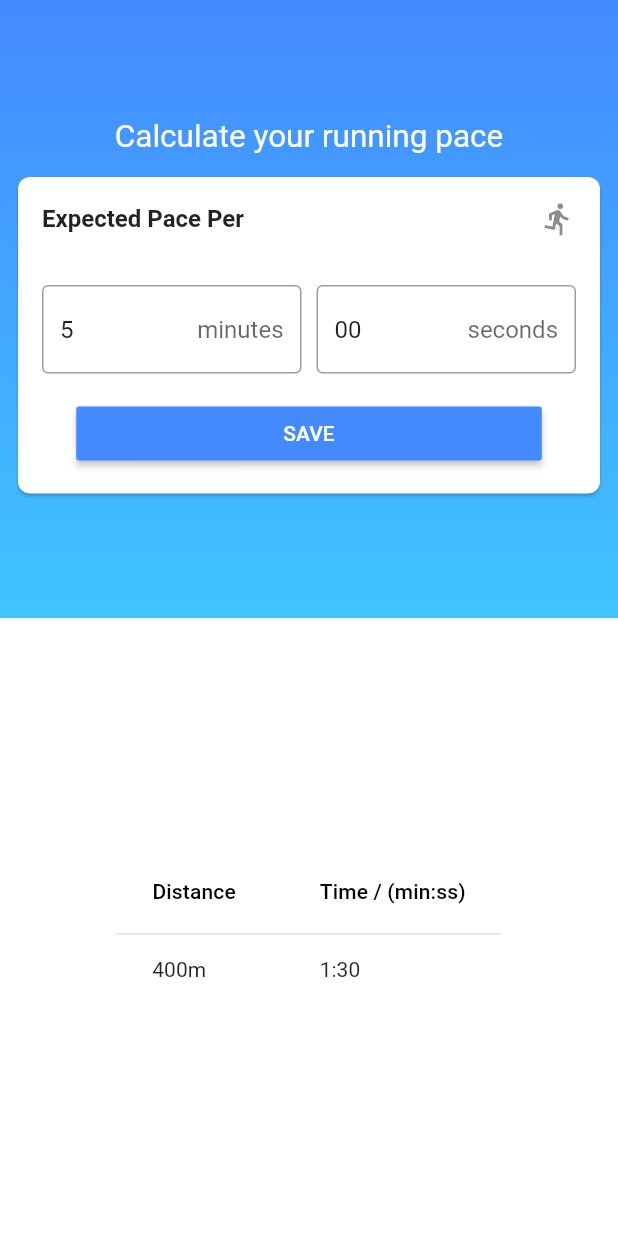
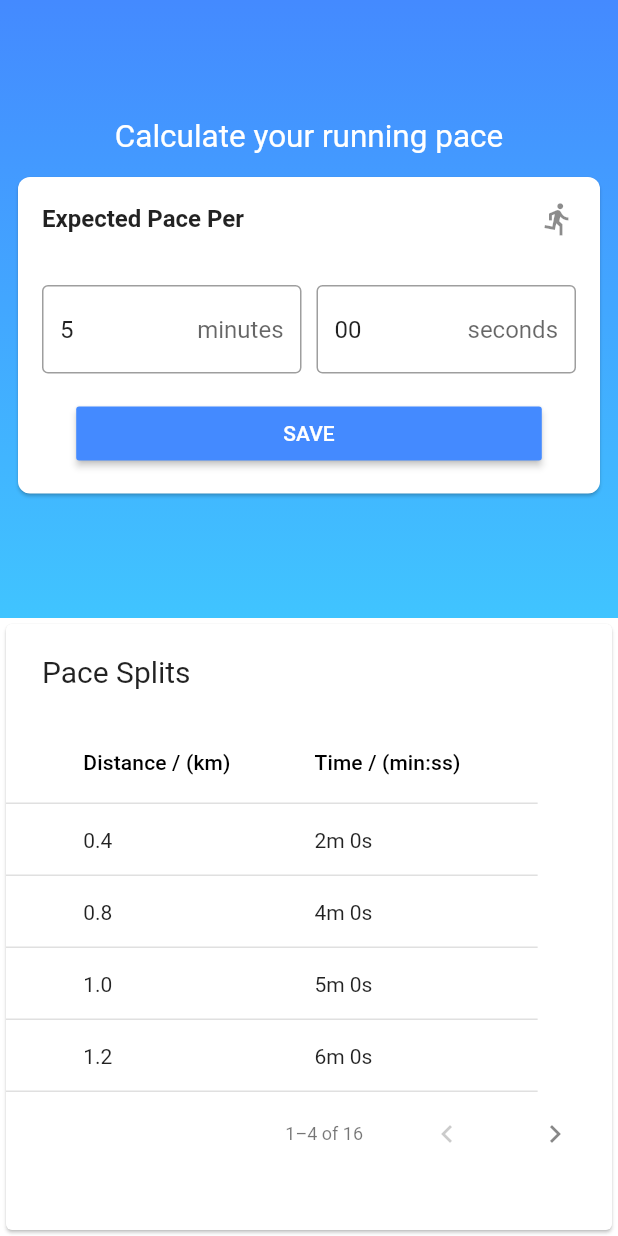
Before and after one commit to weewey/pace_calculator, a Flutter app: the screen it shows after launch, after a tap on "SAVE", on a phone screen of 412 x 824 dp. Run offline on Flutter 3.47's test engine with Material 2 defaults, Android fonts, the phone set to English and light mode, and no system bars.

Commit message:
added pace splits. [Working app]

```diff
--- a/lib/src/app/pages/home/home_view.dart
+++ b/lib/src/app/pages/home/home_view.dart
@@ -150,22 +150,18 @@ class _MyHomePageState extends State<MyHomePage> {
   Container _buildPaceDashboard(BuildContext context, HomeViewModel model) {
     return Container(
         color: Colors.white,
+        alignment: Alignment.center,
         height: MediaQuery.of(context).size.height / 2,
-        child: Column(
-            mainAxisSize: MainAxisSize.max,
-            mainAxisAlignment: MainAxisAlignment.center,
-            children: <Widget>[_buildPaceTable(model)]));
-  }
-
-  DataTable _buildPaceTable(HomeViewModel model) {
-    return DataTable(columns: [
-      DataColumn(label: Text("Distance")),
-      DataColumn(label: Text("Time / (min:ss)"))
-    ], rows: [
-      DataRow(cells: [
-        DataCell(Text("400m")),
-        DataCell(Text("1:30")),
-      ])
-    ]);
+        width: MediaQuery.of(context).size.width,
+        child: PaginatedDataTable(
+          horizontalMargin: MediaQuery.of(context).size.width / 8,
+          rowsPerPage: 4,
+          header: Text("Pace Splits"),
+          columns: <DataColumn>[
+            DataColumn(label: Text("Distance / (km)")),
+            DataColumn(label: Text("Time / (min:ss)"))
+          ],
+          source: model.paceSplitsDataSource,
+        ));
   }
 }
--- a/lib/src/app/pages/home/home_view_model.dart
+++ b/lib/src/app/pages/home/home_view_model.dart
@@ -1,3 +1,4 @@
+import 'package:pace_calculator/src/app/pages/home/pace_splits_data_source.dart';
 import 'package:pace_calculator/src/domain/entities/pace.dart';
 import 'package:scoped_model/scoped_model.dart';
 
@@ -6,6 +7,11 @@ class HomeViewModel extends Model {
   String _seconds;
   PaceUnit paceUnit = PaceUnit.minPerKm;
   Pace _pace;
+  PaceSplitsDataSource paceSplitsDataSource;
+
+  HomeViewModel(){
+    paceSplitsDataSource = PaceSplitsDataSource(Pace(Duration(minutes: 5, seconds: 0), PaceUnit.minPerKm));
+  }
 
   void setMinutes(String minutes) {
     _minutes = minutes;
@@ -19,15 +25,8 @@ class HomeViewModel extends Model {
     _pace = Pace(
         Duration(minutes: int.parse(_minutes), seconds: int.parse(_seconds)),
         paceUnit);
+    paceSplitsDataSource = PaceSplitsDataSource(_pace);
     notifyListeners();
     return _pace;
   }
-
-  String displaySplits(){
-    if (_pace != null){
-      return _pace.kmPerHr.toString();
-    } else {
-      return "testing";
-    }
-  }
 }
--- /dev/null
+++ b/lib/src/app/pages/home/pace_splits_data_source.dart
@@ -0,0 +1,40 @@
+import 'package:flutter/material.dart';
+import 'package:pace_calculator/src/domain/entities/constants.dart';
+import 'package:pace_calculator/src/domain/entities/pace.dart';
+import 'package:pace_calculator/src/domain/entities/run.dart';
+import 'package:pace_calculator/src/duration_helpers.dart';
+
+class PaceSplitsDataSource extends DataTableSource {
+  Pace pace;
+  List<Run> runs;
+
+  PaceSplitsDataSource(Pace pace){
+    this.pace = pace;
+    _initRuns(pace);
+  }
+
+  _initRuns(Pace pace) {
+    this.runs = SupportedDistancesInMetres.map( (supportedDistance) => Run(supportedDistance.toDouble() / oneKmInMetres, Unit.km, pace)).toList();
+  }
+
+  @override
+  DataRow getRow(int index) {
+    return DataRow.byIndex(
+      index: index,
+      cells: [
+        DataCell(Text(this.runs[index].distance.toString())),
+        DataCell(Text(DurationHelpers.getReadableString(this.runs[index].duration))),
+      ],
+    );;
+  }
+
+  @override
+  bool get isRowCountApproximate => false;
+
+  @override
+  int get rowCount => runs.length;
+
+  @override
+  int get selectedRowCount => 0;
+
+}
--- a/lib/src/domain/entities/constants.dart
+++ b/lib/src/domain/entities/constants.dart
@@ -1,8 +1,9 @@
 const kmPerMiles = 1.60934;
 
-const SupportedDistances = [
+const SupportedDistancesInMetres = [
   400,
   800,
+  1000,
   1200,
   1600,
   2000,
@@ -17,3 +18,5 @@ const SupportedDistances = [
   40000,
   42195
 ];
+
+const oneKmInMetres = 1000;
--- a/lib/src/domain/entities/run.dart
+++ b/lib/src/domain/entities/run.dart
@@ -6,23 +6,21 @@ class Run {
   final double distance;
   final Duration duration;
   final Pace pace;
-  final Unit unit;
 
-  Run._(this.distance, this.duration, this.pace, this.unit);
+  Run._(this.distance, this.duration, this.pace);
 
-  factory Run(
-      double distance, Unit distanceUnit, Pace pace, PaceUnit paceUnit) {
-    if (distanceUnit == Unit.km && paceUnit == PaceUnit.minPerKm) {
-      var durationInMinutes = (distance * pace.minPerKm.inMinutes).round();
-      return Run._(
-          distance, Duration(minutes: durationInMinutes), pace, Unit.km);
+  factory Run(double distance, Unit distanceUnit, Pace pace) {
+    if (distanceUnit == Unit.km) {
+      return Run._(distance, _calculateDuration(distance, pace.minPerKm.inSeconds), pace);
+    } else {
+      return Run._(distance, _calculateDuration(distance, pace.minPerMile.inSeconds), pace);
     }
-    if (distanceUnit == Unit.miles && paceUnit == PaceUnit.minPerMile) {
-      var durationInMinutes = (distance * pace.minPerMile.inMinutes).round();
-      return Run._(
-          distance, Duration(minutes: durationInMinutes), pace, Unit.miles);
-    }
-    return Run._(0.0, Duration(), Pace(Duration(minutes: 5), PaceUnit.minPerKm),
-        Unit.km);
+  }
+
+  static Duration _calculateDuration(double distance, int paceInSeconds){
+    final double paceInMinutes = paceInSeconds / 60;
+    final double durationInMinutes = (distance * paceInMinutes);
+    final int remainingSeconds = ((durationInMinutes - durationInMinutes.floor()) * 60).round();
+    return Duration(minutes: durationInMinutes.floor(), seconds: remainingSeconds);
   }
 }
--- /dev/null
+++ b/lib/src/duration_helpers.dart
@@ -0,0 +1,15 @@
+class DurationHelpers {
+  static String getReadableString(Duration duration) {
+    if (duration.inHours > 0) {
+      final remainingMinutes = duration.inMinutes % 60;
+      final remainingSeconds = (duration.inSeconds -
+              (duration.inHours * 60 * 60) -
+              (duration.inMinutes * 60)) %
+          60;
+      return "${duration.inHours}h ${remainingMinutes}m ${remainingSeconds}s";
+    } else {
+      final remainingSeconds = duration.inSeconds % 60;
+      return "${duration.inMinutes}m ${remainingSeconds}s";
+    }
+  }
+}
```
Also changed, not shown: pubspec.lock, 2 other files.
